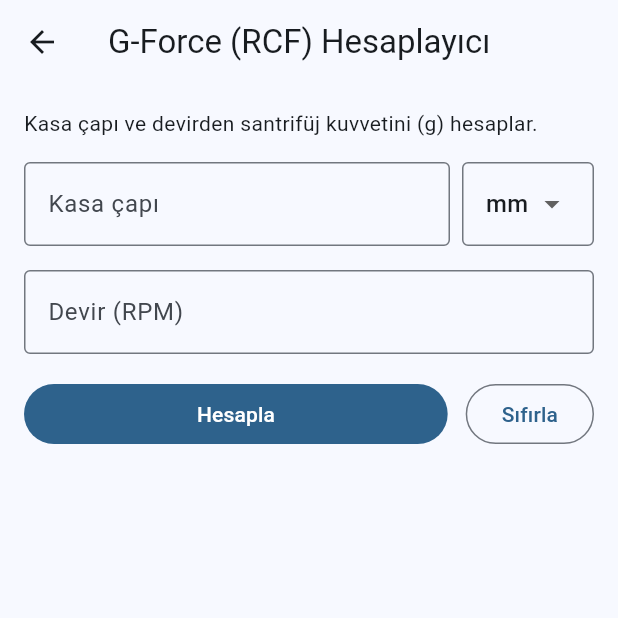
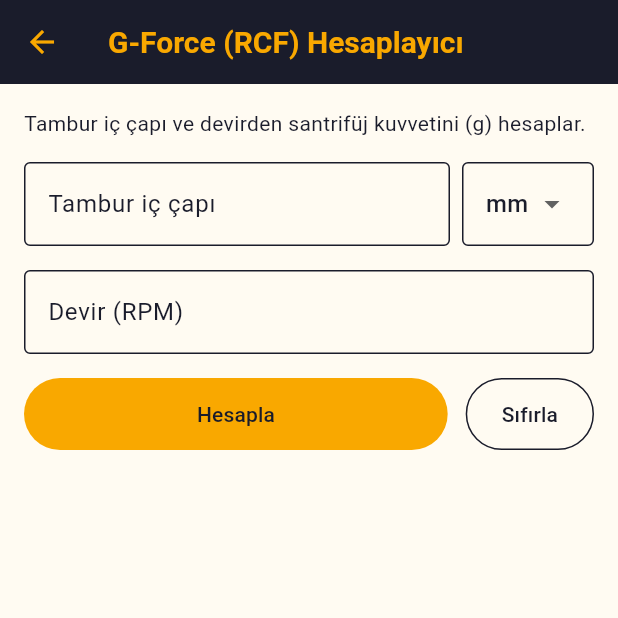
Before and after one commit to mehmetbilir1515-pixel/polat, a Flutter app: the screen it shows after launch, after a tap on "G-Force (RCF) Hesaplayıcı", on a phone screen of 412 x 824 dp, the top half of it. Run offline on Flutter 3.47's test engine with Material 3 defaults, Android fonts, the phone set to English and light mode, and no system bars.

Commit message:
Apply RAL 5004/1003 theme, P logo and "tambur" wording
Add RAL 5004 + RAL 1003 color theme, P-letter app icon (launcher icons
generated in CI) and in-app logo, rename "kasa" to "tambur" and use
"Tambur iç çapı" in the G-Force calculator.

Co-Authored-By: Claude Sonnet 5.5 <noreply@anthropic.com>
Claude-Session: https://claude.ai/code/session_01EzNZ2WWcNqMhJis1ERihjt

```diff
--- a/lib/app.dart
+++ b/lib/app.dart
@@ -1,6 +1,7 @@
 import 'package:flutter/material.dart';
 
 import 'screens/home_screen.dart';
+import 'theme.dart';
 
 class PolatApp extends StatelessWidget {
   const PolatApp({super.key});
@@ -10,10 +11,7 @@ class PolatApp extends StatelessWidget {
     return MaterialApp(
       title: 'POLAT R&D',
       debugShowCheckedModeBanner: false,
-      theme: ThemeData(
-        useMaterial3: true,
-        colorScheme: ColorScheme.fromSeed(seedColor: const Color(0xFF0B3C5D)),
-      ),
+      theme: buildPolatTheme(),
       home: const HomeScreen(),
     );
   }
--- a/lib/calculator_specs.dart
+++ b/lib/calculator_specs.dart
@@ -28,12 +28,12 @@ final List<CalculatorSpec> calculatorSpecs = [
   CalculatorSpec(
     id: 'g-force',
     title: 'G-Force (RCF) Hesaplayıcı',
-    description: 'Kasa çapı ve devirden santrifüj kuvvetini (g) hesaplar.',
+    description: 'Tambur iç çapı ve devirden santrifüj kuvvetini (g) hesaplar.',
     icon: Icons.rotate_right,
     numberFields: const [
       NumberFieldSpec(
         key: 'diameter',
-        label: 'Kasa çapı',
+        label: 'Tambur iç çapı',
         units: [
           UnitOption('mm', 0.001),
           UnitOption('cm', 0.01),
@@ -66,7 +66,7 @@ final List<CalculatorSpec> calculatorSpecs = [
   CalculatorSpec(
     id: 'differential-speed',
     title: 'Diferansiyel Hız Hesaplayıcı',
-    description: 'Kasa ile helezon arasındaki hız farkını hesaplar.',
+    description: 'Tambur ile helezon arasındaki hız farkını hesaplar.',
     icon: Icons.compare_arrows,
     choiceFields: const [
       ChoiceFieldSpec(
--- a/lib/calculators/differential_speed.dart
+++ b/lib/calculators/differential_speed.dart
@@ -3,7 +3,7 @@ import 'validation.dart';
 /// Arka tahrik dönüş yönü.
 enum BackDriveRotation { forward, reverse }
 
-/// Kasa (bowl) ile helezon (conveyor) arasındaki diferansiyel hız, RPM.
+/// Tambur (bowl) ile helezon (conveyor) arasındaki diferansiyel hız, RPM.
 ///
 /// İleri yönde: (ana − arka) / oran. Geri yönde: (ana + arka) / oran.
 /// Sonuç yalnızca matematikseldir; üretici özelliklerine göre doğrulanmalıdır.
--- a/lib/calculators/g_force.dart
+++ b/lib/calculators/g_force.dart
@@ -7,13 +7,13 @@ const double standardGravity = 9.80665;
 
 /// Bağıl santrifüj kuvveti (RCF), g cinsinden.
 ///
-/// [diameterM] kasa çapı (metre), [rpm] devir/dakika.
+/// [diameterM] tambur iç çapı (metre), [rpm] devir/dakika.
 /// RCF = ω² · r / g, ω = 2π·RPM/60, r = çap / 2.
 double relativeCentrifugalForce({
   required double diameterM,
   required double rpm,
 }) {
-  requirePositive(diameterM, 'Kasa çapı');
+  requirePositive(diameterM, 'Tambur iç çapı');
   requirePositive(rpm, 'Devir (RPM)');
   final omega = 2 * math.pi * rpm / 60;
   return omega * omega * (diameterM / 2) / standardGravity;
--- a/lib/screens/home_screen.dart
+++ b/lib/screens/home_screen.dart
@@ -11,7 +11,24 @@ class HomeScreen extends StatelessWidget {
   Widget build(BuildContext context) {
     final theme = Theme.of(context);
     return Scaffold(
-      appBar: AppBar(title: const Text('POLAT R&D')),
+      appBar: AppBar(
+        title: Row(
+          mainAxisSize: MainAxisSize.min,
+          children: [
+            ClipRRect(
+              borderRadius: BorderRadius.circular(8),
+              child: Image.asset(
+                'assets/icon/icon.png',
+                width: 32,
+                height: 32,
+                semanticLabel: 'POLAT R&D logosu',
+              ),
+            ),
+            const SizedBox(width: 12),
+            const Text('POLAT R&D'),
+          ],
+        ),
+      ),
       body: ListView.separated(
         padding: const EdgeInsets.all(16),
         itemCount: calculatorSpecs.length,
--- /dev/null
+++ b/lib/theme.dart
@@ -0,0 +1,64 @@
+import 'package:flutter/material.dart';
+
+/// RAL 5004 (Siyah mavi) — ekran için yaklaşık değer.
+const Color ral5004 = Color(0xFF1A1C2B);
+
+/// RAL 1003 (Sinyal sarısı) — ekran için yaklaşık değer.
+const Color ral1003 = Color(0xFFF9A800);
+
+ThemeData buildPolatTheme() {
+  const scheme = ColorScheme(
+    brightness: Brightness.light,
+    primary: ral5004,
+    onPrimary: Colors.white,
+    primaryContainer: ral1003,
+    onPrimaryContainer: ral5004,
+    secondary: ral1003,
+    onSecondary: ral5004,
+    secondaryContainer: Color(0xFFFFE3A3),
+    onSecondaryContainer: ral5004,
+    error: Color(0xFFB3261E),
+    onError: Colors.white,
+    surface: Color(0xFFFFFBF2),
+    onSurface: ral5004,
+  );
+
+  return ThemeData(
+    useMaterial3: true,
+    colorScheme: scheme,
+    scaffoldBackgroundColor: scheme.surface,
+    appBarTheme: const AppBarTheme(
+      backgroundColor: ral5004,
+      foregroundColor: ral1003,
+      iconTheme: IconThemeData(color: ral1003),
+      titleTextStyle: TextStyle(
+        color: ral1003,
+        fontSize: 20,
+        fontWeight: FontWeight.w600,
+      ),
+    ),
+    filledButtonTheme: FilledButtonThemeData(
+      style: FilledButton.styleFrom(
+        backgroundColor: ral1003,
+        foregroundColor: ral5004,
+        minimumSize: const Size.fromHeight(48),
+      ),
+    ),
+    outlinedButtonTheme: OutlinedButtonThemeData(
+      style: OutlinedButton.styleFrom(
+        foregroundColor: ral5004,
+        side: const BorderSide(color: ral5004),
+        minimumSize: const Size(0, 48),
+      ),
+    ),
+    inputDecorationTheme: const InputDecorationTheme(
+      focusedBorder: OutlineInputBorder(
+        borderSide: BorderSide(color: ral5004, width: 2),
+      ),
+    ),
+    cardTheme: const CardThemeData(
+      color: Colors.white,
+      surfaceTintColor: Colors.transparent,
+    ),
+  );
+}
```
Also changed, not shown: pubspec.yaml (+11 -0 lines), assets/icon/icon.png (added), assets/icon/icon_foreground.png (added), 4 other files.
